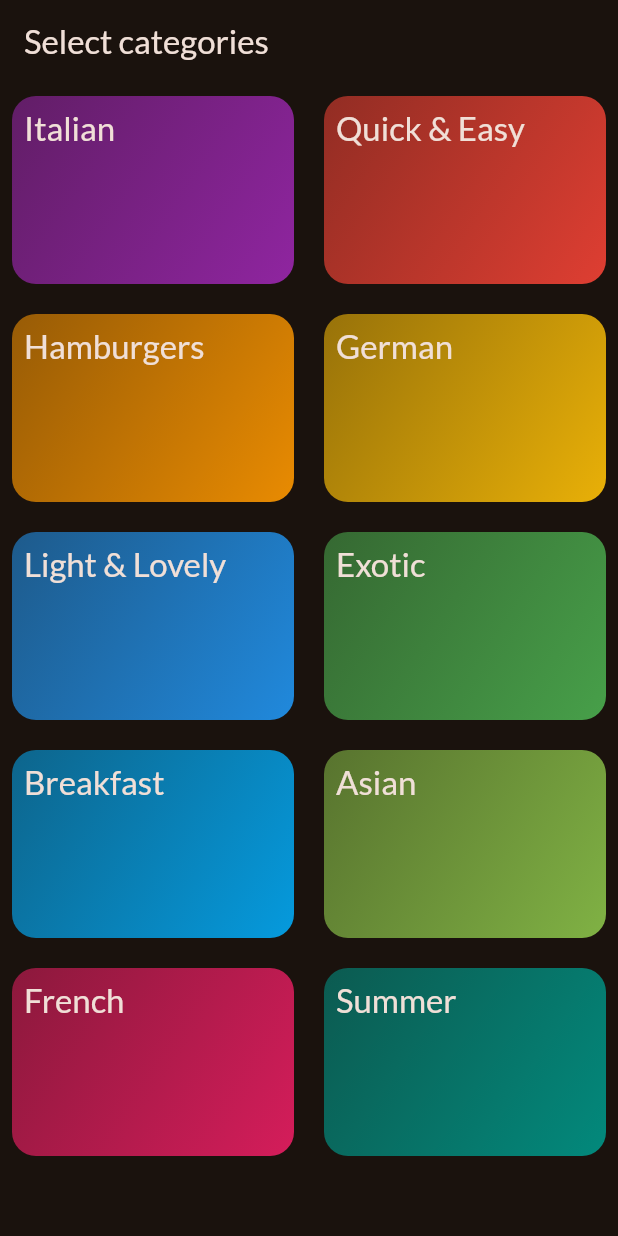
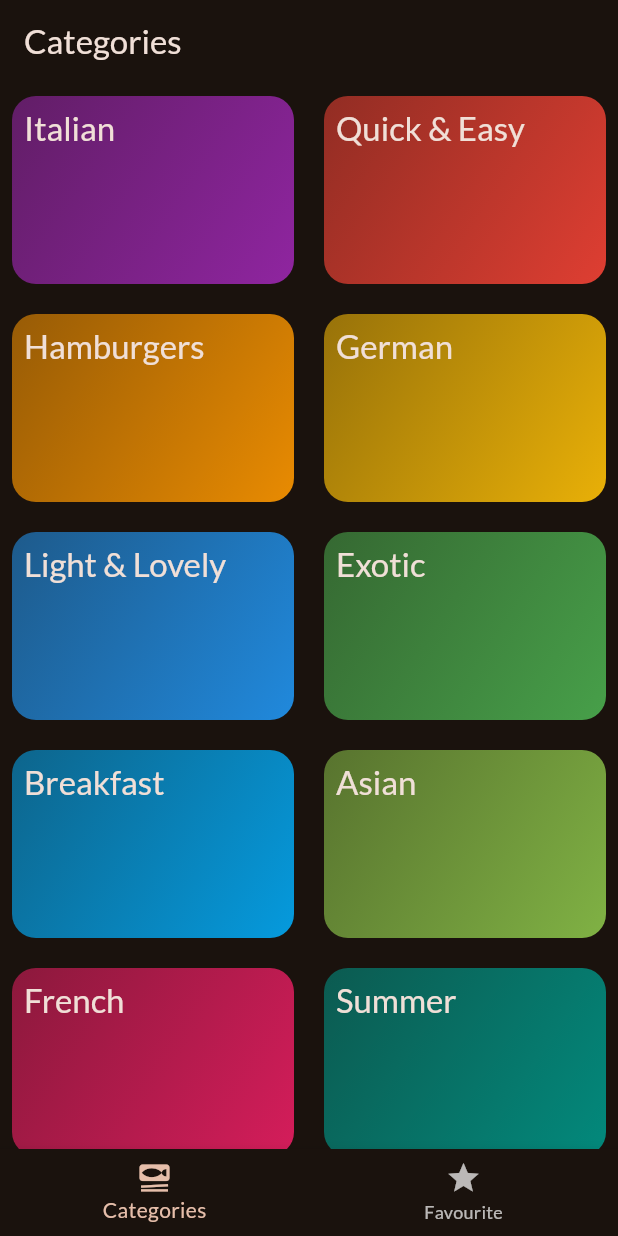
Before and after one commit to amaljithkthomas/meal_navigation, a Flutter app: the screen it shows after launch, on a phone screen of 412 x 824 dp. Run offline on Flutter 3.47's test engine with Material 3 defaults, Android fonts, the phone set to English and light mode, and no system bars; our stand-ins replace google_fonts, transparent_image.

Commit message:
bottom navigation bar added

```diff
--- a/lib/main.dart
+++ b/lib/main.dart
@@ -1,6 +1,6 @@
 import 'package:flutter/material.dart';
 import 'package:navigation/constants/constants.dart';
-import 'package:navigation/screens/category_screen.dart';
+import 'package:navigation/screens/tab_screen.dart';
 
 void main() {
   runApp(const MyApp());
@@ -13,7 +13,7 @@ class MyApp extends StatelessWidget {
   Widget build(BuildContext context) {
     return MaterialApp(
       theme: Constants.theme,
-      home: const CategoryScreen(),
+      home: const TabScreen(),
     );
   }
 }
--- a/lib/screens/category_screen.dart
+++ b/lib/screens/category_screen.dart
@@ -1,5 +1,5 @@
 import 'package:flutter/material.dart';
-import 'package:navigation/constants/constants.dart';
+
 import 'package:navigation/data/dummy_data.dart';
 import 'package:navigation/models/category.dart';
 import 'package:navigation/screens/meals_screen.dart';
@@ -24,12 +24,7 @@ class CategoryScreen extends StatelessWidget {
 
   @override
   Widget build(BuildContext context) {
-    final theme = Theme.of(context);
-    return Scaffold(
-      appBar: AppBar(
-        title: const Text('Select categories'),
-      ),
-      body: GridView(
+    return GridView(
       padding: const EdgeInsets.all(8),
       gridDelegate: const SliverGridDelegateWithFixedCrossAxisCount(
         crossAxisCount: 2,
@@ -46,7 +41,6 @@ class CategoryScreen extends StatelessWidget {
             },
           )
       ],
-      ),
     );
   }
 }
--- /dev/null
+++ b/lib/screens/tab_screen.dart
@@ -0,0 +1,39 @@
+import 'package:flutter/material.dart';
+import 'package:navigation/screens/category_screen.dart';
+import 'package:navigation/screens/meals_screen.dart';
+
+class TabScreen extends StatefulWidget {
+  const TabScreen({Key? key}) : super(key: key);
+
+  @override
+  State<TabScreen> createState() => _TabScreenState();
+}
+
+class _TabScreenState extends State<TabScreen> {
+  int selectedIndex = 0;
+  void onTabChanged(index) {
+    setState(() {
+      selectedIndex = index;
+    });
+  }
+
+  @override
+  Widget build(BuildContext context) {
+    return Scaffold(
+      appBar: AppBar(
+        title: Text(selectedIndex == 0 ? 'Categories' : 'Your Favourites'),
+      ),
+      body: selectedIndex == 0
+          ? const CategoryScreen()
+          : const MealsScreen(meals: []),
+      bottomNavigationBar: BottomNavigationBar(
+          currentIndex: selectedIndex,
+          onTap: onTabChanged,
+          items: const [
+            BottomNavigationBarItem(
+                icon: Icon(Icons.set_meal), label: 'Categories'),
+            BottomNavigationBarItem(icon: Icon(Icons.star), label: 'Favourite')
+          ]),
+    );
+  }
+}
```
Also changed, not shown: lib/models/meal.dart (+30 -2 lines), lib/screens/meal_detail_screen.dart (added, +90 -0 lines), lib/screens/meals_screen.dart (+21 -7 lines), lib/widgets/meal_item.dart (+42 -3 lines), lib/widgets/meal_item_trait.dart (added, +30 -0 lines). Lines whose indentation alone changed are shown as unchanged.
